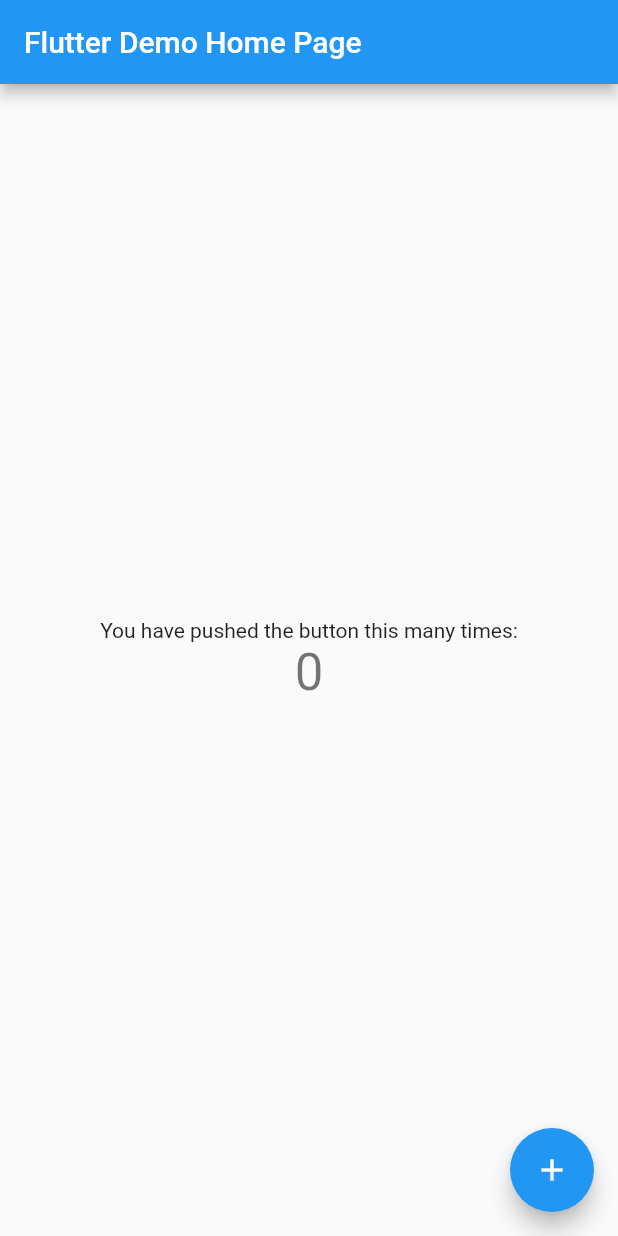
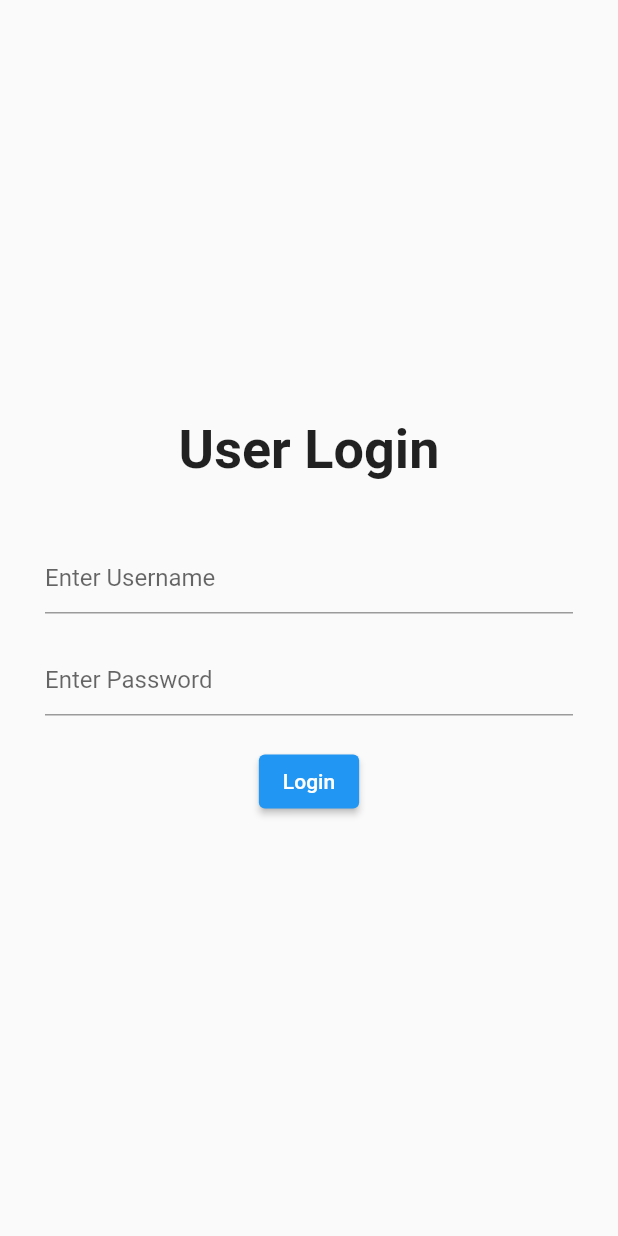
Before and after one commit to awais2075/flutter_survey_app, a Flutter app: the screen it shows after launch, on a phone screen of 412 x 824 dp. Run offline on Flutter 3.47's test engine with Material 2 defaults, Android fonts, the phone set to English and light mode, and no system bars.

Commit message:
added login_page & designed user-login containing username & password as input [with no validation]

```diff
--- a/lib/main.dart
+++ b/lib/main.dart
@@ -1,4 +1,5 @@
 import 'package:flutter/material.dart';
+import 'package:flutter_survey_app/pages/login_page.dart';
 
 void main() {
   runApp(MyApp());
@@ -22,7 +23,8 @@
         // is not restarted.
         primarySwatch: Colors.blue,
       ),
-      home: MyHomePage(title: 'Flutter Demo Home Page'),
+      home: LoginPage(),
+      // home: MyHomePage(title: 'Flutter Demo Home Page'),
     );
   }
 }
--- /dev/null
+++ b/lib/pages/login_page.dart
@@ -0,0 +1,71 @@
+import 'package:flutter/material.dart';
+
+class LoginPage extends StatefulWidget {
+  @override
+  _LoginPageState createState() => _LoginPageState();
+}
+
+class _LoginPageState extends State<LoginPage> {
+  @override
+  Widget build(BuildContext context) {
+    return Scaffold(
+      body: Container(
+        child: Center(
+          child: SingleChildScrollView(
+            child: Column(
+              mainAxisAlignment: MainAxisAlignment.center,
+              children: [
+                _headingWidget(),
+                _spacingWidget(vertical: 40),
+                Form(
+                    child: Padding(
+                  padding: const EdgeInsets.symmetric(horizontal: 30),
+                  child: Column(
+                    children: [
+                      _userNameWidget(),
+                      _spacingWidget(vertical: 20),
+                      _userPasswordWidget(),
+                      _spacingWidget(vertical: 20),
+                      _loginWidget()
+                    ],
+                  ),
+                ))
+              ],
+            ),
+          ),
+        ),
+      ),
+    );
+  }
+
+  Text _headingWidget() {
+    return Text(
+      'User Login',
+      style: TextStyle(fontWeight: FontWeight.bold, fontSize: 36),
+    );
+  }
+
+  TextFormField _userNameWidget() {
+    return TextFormField(
+      decoration: InputDecoration(hintText: 'Enter Username'),
+    );
+  }
+
+  TextFormField _userPasswordWidget() {
+    return TextFormField(
+      obscureText: true,
+      decoration: InputDecoration(hintText: 'Enter Password'),
+    );
+  }
+
+  ElevatedButton _loginWidget() {
+    return ElevatedButton(onPressed: () => _login(), child: Text('Login'));
+  }
+
+
+  _spacingWidget({double horizontal, double vertical}) {
+    return SizedBox(width: horizontal, height: vertical);
+  }
+
+  _login() {}
+}
```
